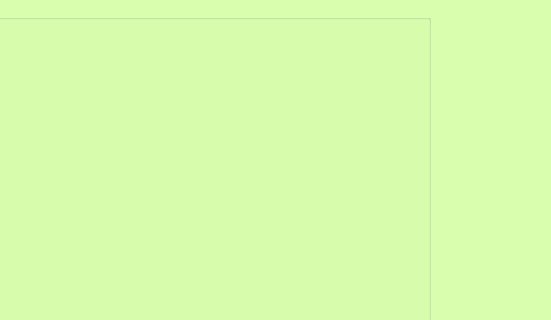
First picture: the form in addjob.ui, repository white-vessel/eyd-project, before the edit; both pictures show x 410 to 961 and y 0 to 320 of the 961 by 600 pixel window.
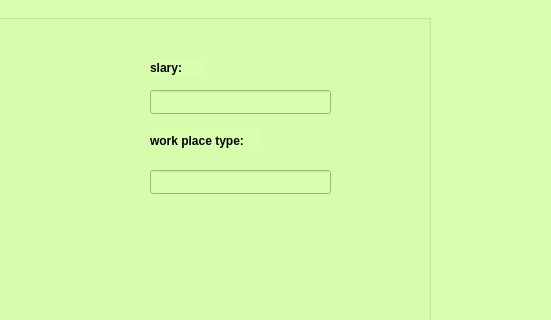
Second picture: the form after the edit. Icons and pictures are not drawn.

What changed in the file:
```diff
--- a/addjob.ui
+++ b/addjob.ui
@@ -185,6 +185,64 @@
       <string>OK</string>
      </property>
     </widget>
+    <widget class="QLabel" name="label">
+     <property name="geometry">
+      <rect>
+       <x>450</x>
+       <y>60</y>
+       <width>55</width>
+       <height>16</height>
+      </rect>
+     </property>
+     <property name="font">
+      <font>
+       <weight>75</weight>
+       <bold>true</bold>
+      </font>
+     </property>
+     <property name="text">
+      <string>slary:</string>
+     </property>
+    </widget>
+    <widget class="QLineEdit" name="lineEdit_4">
+     <property name="geometry">
+      <rect>
+       <x>450</x>
+       <y>90</y>
+       <width>181</width>
+       <height>24</height>
+      </rect>
+     </property>
+    </widget>
+    <widget class="QLabel" name="label_2">
+     <property name="geometry">
+      <rect>
+       <x>450</x>
+       <y>130</y>
+       <width>111</width>
+       <height>21</height>
+      </rect>
+     </property>
+     <property name="font">
+      <font>
+       <weight>75</weight>
+       <bold>true</bold>
+      </font>
+     </property>
+     <property name="text">
+      <string>work place type:</string>
+     </property>
+    </widget>
+    <widget class="QLineEdit" name="lineEdit_6">
+     <property name="geometry">
+      <rect>
+       <x>450</x>
+       <y>170</y>
+       <width>181</width>
+       <height>24</height>
+      </rect>
+     </property>
+    </widget>
    </widget>
   </widget>
   <widget class="QMenuBar" name="menubar">
```
